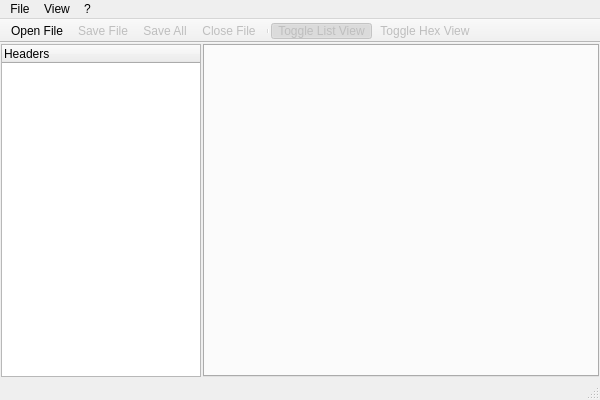
First picture: the form in PE Dissector/MainWindow.ui, repository Liftu/PE-Dissector, before the edit.
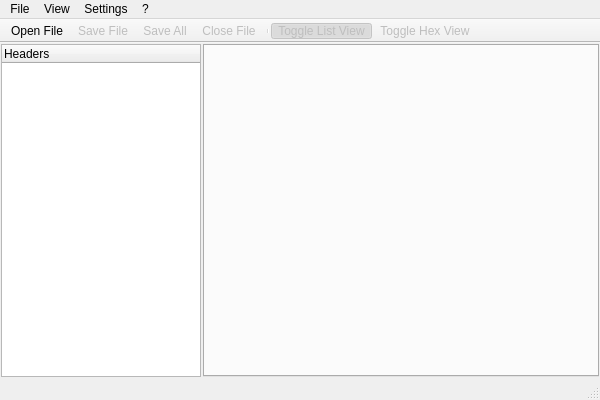
Second picture: the form after the edit. Icons and pictures are not drawn.

Commit message: [Add] old Windows theme option switch in menu

Diff of the .ui file:
```diff
--- a/PE Dissector/MainWindow.ui
+++ b/PE Dissector/MainWindow.ui
@@ -94,8 +94,15 @@
     </property>
     <addaction name="actionAbout"/>
    </widget>
+   <widget class="QMenu" name="menuSettings">
+    <property name="title">
+     <string>Settings</string>
+    </property>
+    <addaction name="actionOld_Windows_Theme"/>
+   </widget>
    <addaction name="menuFile"/>
    <addaction name="menuView"/>
+   <addaction name="menuSettings"/>
    <addaction name="menu"/>
   </widget>
   <widget class="QToolBar" name="mainToolBar">
```
Left out of the diff: 29 changed lines with no effect on the pictures. The commit also changes 4 other files.
